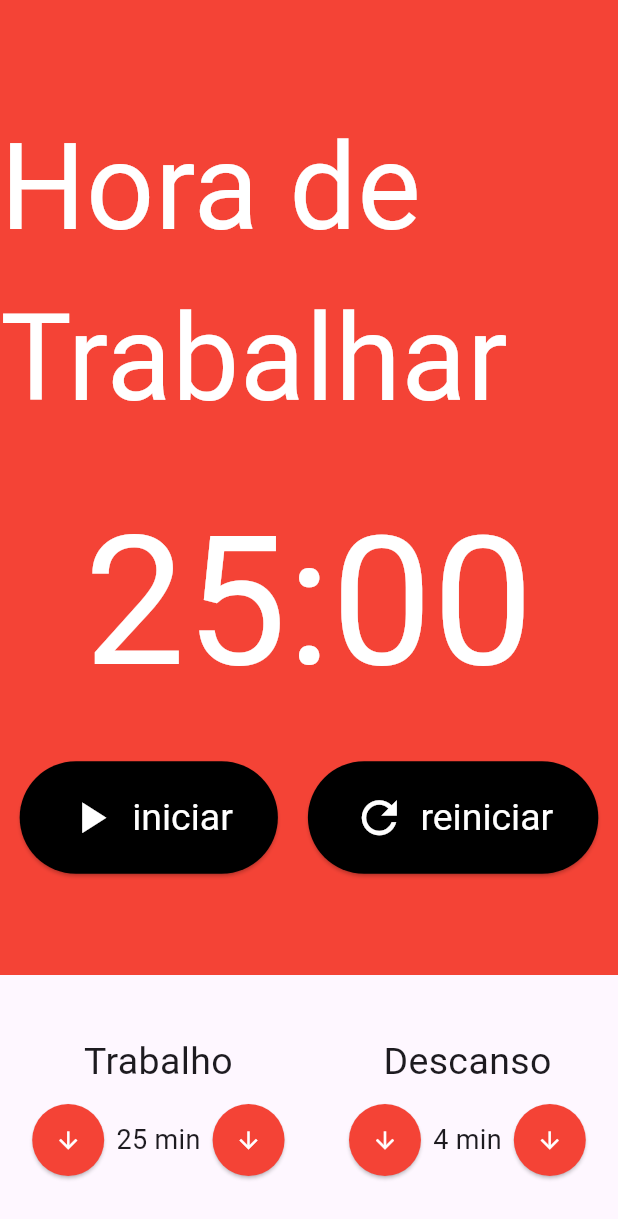
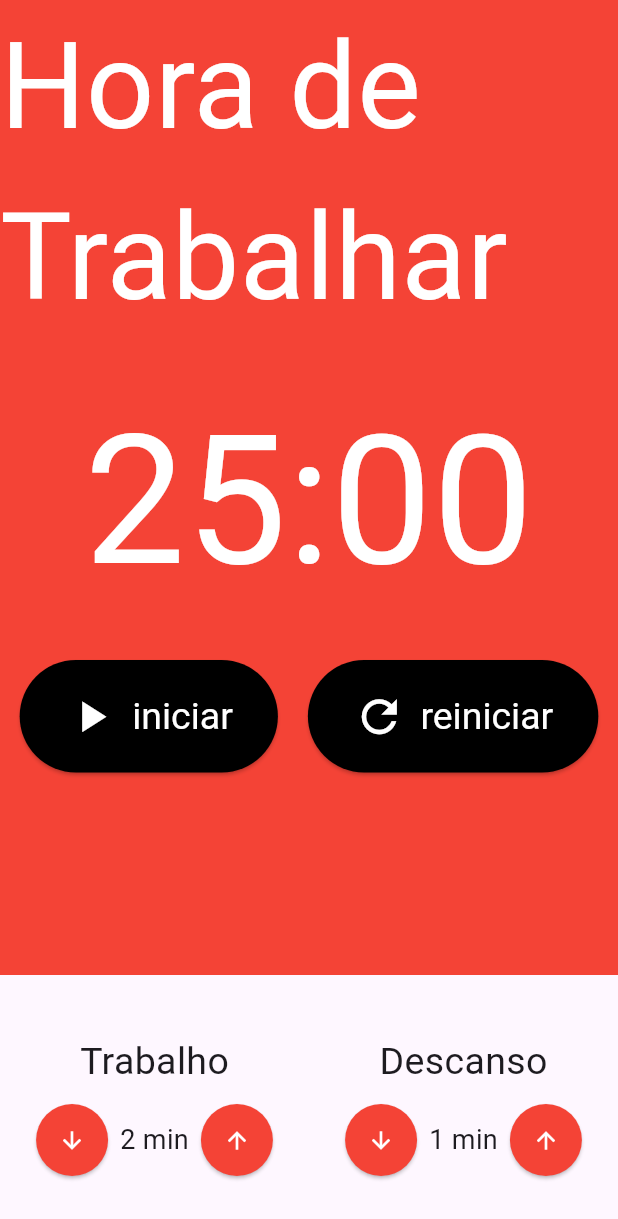
Before and after one commit to msbzz/pomodoro, a Flutter app: the screen it shows after launch, on a phone screen of 412 x 824 dp. Shown: the top 1219 px of the screen. Run offline on Flutter 3.47's test engine with Material 3 defaults, Android fonts, the phone set to English and light mode, and no system bars; our stand-ins replace flutter_mobx, mobx; generated files the repository leaves out were written again.

Commit message:
aplicando Store/ definindo tempos

```diff
--- a/lib/compoments/cronometro.dart
+++ b/lib/compoments/cronometro.dart
@@ -1,5 +1,5 @@
 import 'package:flutter/material.dart';
-import 'package:flutter/widgets.dart';
+//import 'package:flutter/widgets.dart';
 import 'package:pomodoro/compoments/cronometro_botao.dart';
 
 class Cronometro extends StatelessWidget {
@@ -9,6 +9,7 @@ class Cronometro extends StatelessWidget {
   Widget build(BuildContext context) {
     return Container(
         color: Colors.red,
+        child: SingleChildScrollView(
           child: Column(
             mainAxisAlignment: MainAxisAlignment.center,
             crossAxisAlignment: CrossAxisAlignment.center,
@@ -57,6 +58,7 @@ class Cronometro extends StatelessWidget {
                 ],
               )
             ],
+          ),
         ));
   }
 }
--- a/lib/compoments/entrada_tempo.dart
+++ b/lib/compoments/entrada_tempo.dart
@@ -5,7 +5,16 @@ class EntradaTempo extends StatelessWidget {
   final String titulo;
   final int valor;
 
-  const EntradaTempo({Key? key, required this.titulo, required this.valor})
+  final void Function()? inc;
+  final void Function()? dec;
+
+  const EntradaTempo({
+       Key? key,
+       required this.titulo,
+       required this.valor,
+       required this.inc,
+       required this.dec,
+       })
       : super(key: key);
 
   @override
@@ -19,7 +28,7 @@ class EntradaTempo extends StatelessWidget {
           mainAxisAlignment: MainAxisAlignment.center,
           children: [
             ElevatedButton(
-                onPressed: () {},
+                onPressed: this.dec,
                 style: ElevatedButton.styleFrom(
                   backgroundColor: Colors.red,
                   shape: CircleBorder(),
@@ -31,13 +40,13 @@ class EntradaTempo extends StatelessWidget {
                   fontSize: 18,
                 )),
             ElevatedButton(
-                onPressed: () {},
+                onPressed: this.inc,
                 style: ElevatedButton.styleFrom(
                   backgroundColor: Colors.red,
                   shape: CircleBorder(),
                   padding: EdgeInsets.all(15),
                 ),
-                child: Icon(Icons.arrow_downward, color: Colors.white)),
+                child: Icon(Icons.arrow_upward, color: Colors.white)),
           ],
         )
       ],
--- a/lib/main.dart
+++ b/lib/main.dart
@@ -1,5 +1,7 @@
 import 'package:flutter/material.dart';
 import 'package:pomodoro/pages/pomodoro.dart';
+import 'package:pomodoro/store/pomodoro.store.dart';
+import 'package:provider/provider.dart';
 
 void main() {
   runApp(const MyApp());
@@ -11,14 +13,18 @@ class MyApp extends StatelessWidget {
   // This widget is the root of your application.
   @override
   Widget build(BuildContext context) {
-    return MaterialApp(
-      title: 'Flutter Demo',
-      theme: ThemeData(
+    return MultiProvider( providers: [
+      Provider<PomodoroStore>(create:(_)=>PomodoroStore(),)
+    ],
+      child: MaterialApp(
+        title: 'Flutter Demo',
+        theme: ThemeData(
 
-        colorScheme: ColorScheme.fromSeed(seedColor: Colors.deepPurple),
-        useMaterial3: true,
+          colorScheme: ColorScheme.fromSeed(seedColor: Colors.deepPurple),
+          useMaterial3: true,
+        ),
+        home: const Pomodoro(),
       ),
-      home: const Pomodoro(),
     );
   }
 }
--- a/lib/pages/pomodoro.dart
+++ b/lib/pages/pomodoro.dart
@@ -1,13 +1,18 @@
 import 'package:flutter/material.dart';
-import 'package:flutter/widgets.dart';
+//import 'package:flutter/widgets.dart';
 import 'package:pomodoro/compoments/cronometro.dart';
 import 'package:pomodoro/compoments/entrada_tempo.dart';
-
+import 'package:pomodoro/store/pomodoro.store.dart';
+import 'package:provider/provider.dart';
+import 'package:flutter_mobx/flutter_mobx.dart';
 class Pomodoro extends StatelessWidget {
   const Pomodoro({super.key});
 
   @override
   Widget build(BuildContext context) {
+
+    final store = Provider.of<PomodoroStore>(context);
+
     return Scaffold(
       body: Column(
         crossAxisAlignment: CrossAxisAlignment.stretch,
@@ -16,13 +21,22 @@ class Pomodoro extends StatelessWidget {
 
           Padding(
             padding: const EdgeInsets.symmetric(vertical: 40),
-            child: Row(
+            child: Observer(
+              builder:(_)=>Row(
               mainAxisAlignment: MainAxisAlignment.spaceAround,
               children: [
-                EntradaTempo(titulo: 'Trabalho', valor: 25),
-                EntradaTempo(titulo: 'Descanso', valor: 4),
+                EntradaTempo(
+                  titulo: 'Trabalho',
+                  valor: store.tempoTrabalho,
+                  inc: store.incrementarTempoTrabalho,
+                  dec: store.decrementarTempoTrabalho),
+                EntradaTempo(titulo: 'Descanso',
+                valor: store.tempoDescanso,
+                  inc: store.incrementarTempoDescanso,
+                  dec: store.decrementarTempoDescanso),
               ],
             ),
+            )
           ),
         ],
       ),
```
Also changed, not shown: lib/store/pomodoro.store.dart (added, +34 -0 lines), lib/store/pomodoro.store.g.dart (added). Lines whose indentation alone changed are shown as unchanged.
